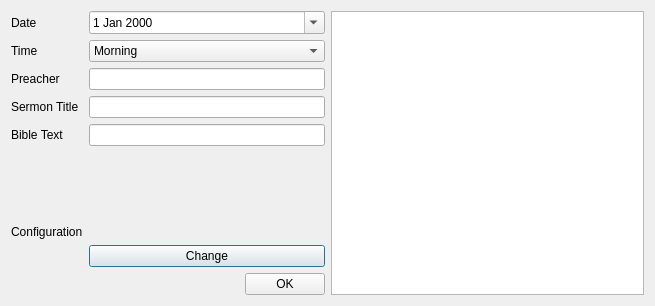
Before: the Qt Designer form FEG Live Producer/startdialog.ui in davidweisgerber/FEGLive, drawn with Qt 5.
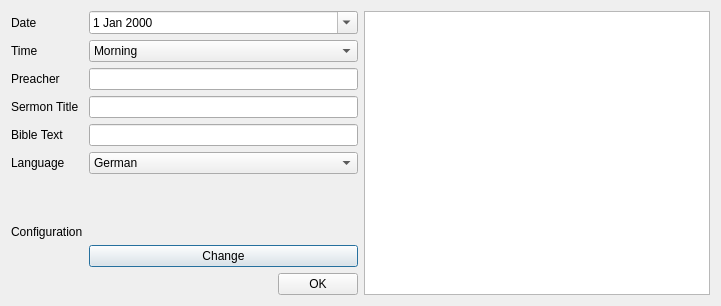
After: the same form once the commit is applied.

What changed in the file:
```diff
--- a/FEG Live Producer/startdialog.ui
+++ b/FEG Live Producer/startdialog.ui
@@ -6,7 +6,7 @@
    <rect>
     <x>0</x>
     <y>0</y>
-    <width>655</width>
+    <width>721</width>
     <height>306</height>
    </rect>
   </property>
@@ -98,7 +98,7 @@
        <item row="4" column="1">
         <widget class="QLineEdit" name="bibleEdit"/>
        </item>
-       <item row="5" column="0">
+       <item row="6" column="0">
         <spacer name="verticalSpacer">
          <property name="orientation">
           <enum>Qt::Vertical</enum>
@@ -111,27 +111,48 @@
          </property>
         </spacer>
        </item>
-       <item row="6" column="0">
+       <item row="7" column="0">
         <widget class="QLabel" name="label_6">
          <property name="text">
           <string>Configuration</string>
          </property>
         </widget>
        </item>
-       <item row="6" column="1">
+       <item row="7" column="1">
         <widget class="QLabel" name="configurationLabel">
          <property name="text">
           <string/>
          </property>
         </widget>
        </item>
-       <item row="7" column="1">
+       <item row="8" column="1">
         <widget class="QPushButton" name="changeConfigurationButton">
          <property name="text">
           <string>Change</string>
          </property>
         </widget>
        </item>
+       <item row="5" column="0">
+        <widget class="QLabel" name="label_7">
+         <property name="text">
+          <string>Language</string>
+         </property>
+        </widget>
+       </item>
+       <item row="5" column="1">
+        <widget class="QComboBox" name="languageComboBox">
+         <item>
+          <property name="text">
+           <string>German</string>
+          </property>
+         </item>
+         <item>
+          <property name="text">
+           <string>English</string>
+          </property>
+         </item>
+        </widget>
+       </item>
       </layout>
      </item>
      <item>
```
